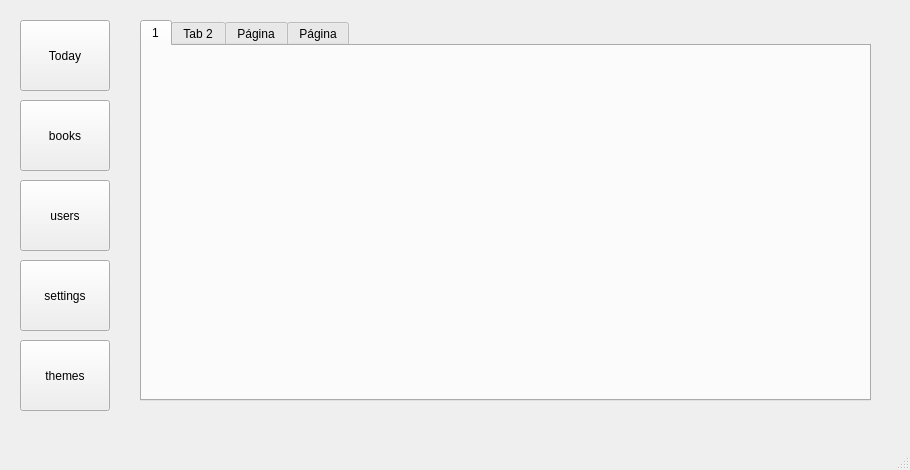
First picture: the form in MainWindow.ui, repository michelnovellino/python-library-system, before the edit.
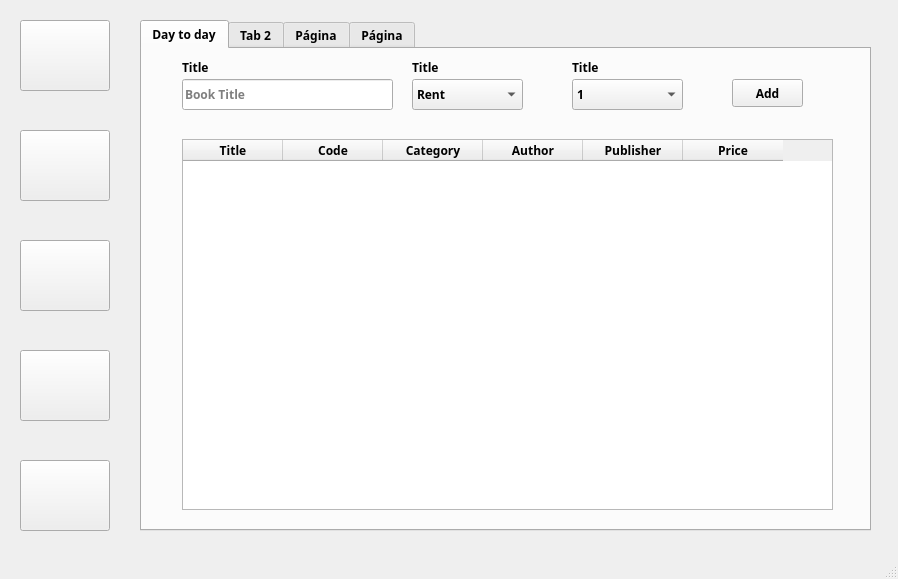
Second picture: the form after the edit. Icons and pictures are not drawn.

Commit message: day today ui view

Patch:
```diff
--- a/MainWindow.ui
+++ b/MainWindow.ui
@@ -6,10 +6,18 @@
    <rect>
     <x>0</x>
     <y>0</y>
-    <width>910</width>
-    <height>470</height>
+    <width>898</width>
+    <height>579</height>
    </rect>
   </property>
+  <property name="font">
+   <font>
+    <family>Padauk</family>
+    <weight>75</weight>
+    <italic>false</italic>
+    <bold>true</bold>
+   </font>
+  </property>
   <property name="windowTitle">
    <string>MainWindow</string>
   </property>
@@ -24,80 +32,110 @@
      </rect>
     </property>
     <property name="text">
-     <string>Today</string>
+     <string/>
     </property>
     <property name="icon">
      <iconset resource="icons.qrc">
       <normaloff>:/assets/icons/calendar-icon.png</normaloff>:/assets/icons/calendar-icon.png</iconset>
     </property>
+    <property name="iconSize">
+     <size>
+      <width>32</width>
+      <height>32</height>
+     </size>
+    </property>
    </widget>
    <widget class="QPushButton" name="pushButton_2">
     <property name="geometry">
      <rect>
       <x>20</x>
-      <y>100</y>
+      <y>130</y>
       <width>90</width>
       <height>71</height>
      </rect>
     </property>
     <property name="text">
-     <string>books</string>
+     <string/>
     </property>
     <property name="icon">
      <iconset resource="icons.qrc">
       <normaloff>:/assets/icons/books-icon.png</normaloff>:/assets/icons/books-icon.png</iconset>
     </property>
+    <property name="iconSize">
+     <size>
+      <width>32</width>
+      <height>32</height>
+     </size>
+    </property>
    </widget>
    <widget class="QPushButton" name="pushButton_3">
     <property name="geometry">
      <rect>
       <x>20</x>
-      <y>180</y>
+      <y>240</y>
       <width>90</width>
       <height>71</height>
      </rect>
     </property>
     <property name="text">
-     <string>users</string>
+     <string/>
     </property>
     <property name="icon">
      <iconset resource="icons.qrc">
       <normaloff>:/assets/icons/users-icon.png</normaloff>:/assets/icons/users-icon.png</iconset>
     </property>
+    <property name="iconSize">
+     <size>
+      <width>32</width>
+      <height>32</height>
+     </size>
+    </property>
    </widget>
    <widget class="QPushButton" name="pushButton_4">
     <property name="geometry">
      <rect>
       <x>20</x>
-      <y>260</y>
+      <y>350</y>
       <width>90</width>
       <height>71</height>
      </rect>
     </property>
     <property name="text">
-     <string>settings</string>
+     <string/>
     </property>
     <property name="icon">
      <iconset resource="icons.qrc">
       <normaloff>:/assets/icons/settings-icon.png</normaloff>:/assets/icons/settings-icon.png</iconset>
     </property>
+    <property name="iconSize">
+     <size>
+      <width>32</width>
+      <height>32</height>
+     </size>
+    </property>
    </widget>
    <widget class="QPushButton" name="pushButton_5">
     <property name="geometry">
      <rect>
       <x>20</x>
-      <y>340</y>
+      <y>460</y>
       <width>90</width>
       <height>71</height>
      </rect>
     </property>
     <property name="text">
-     <string>themes</string>
+     <string/>
     </property>
     <property name="icon">
      <iconset resource="icons.qrc">
       <normaloff>:/assets/icons/themes-icon.png</normaloff>:/assets/icons/themes-icon.png</iconset>
     </property>
+    <property name="iconSize">
+     <size>
+      <width>32</width>
+      <height>32</height>
+     </size>
+    </property>
    </widget>
    <widget class="QTabWidget" name="tabWidget">
     <property name="geometry">
@@ -105,7 +143,7 @@
       <x>140</x>
       <y>20</y>
       <width>731</width>
-      <height>381</height>
+      <height>511</height>
      </rect>
     </property>
     <property name="currentIndex">
@@ -113,8 +151,196 @@
     </property>
     <widget class="QWidget" name="tab">
      <attribute name="title">
-      <string>1</string>
+      <string>Day to day</string>
      </attribute>
+     <widget class="QTableWidget" name="tableWidget">
+      <property name="geometry">
+       <rect>
+        <x>40</x>
+        <y>90</y>
+        <width>651</width>
+        <height>371</height>
+       </rect>
+      </property>
+      <column>
+       <property name="text">
+        <string>Title</string>
+       </property>
+      </column>
+      <column>
+       <property name="text">
+        <string>Code</string>
+       </property>
+      </column>
+      <column>
+       <property name="text">
+        <string>Category</string>
+       </property>
+      </column>
+      <column>
+       <property name="text">
+        <string>Author</string>
+       </property>
+      </column>
+      <column>
+       <property name="text">
+        <string>Publisher</string>
+       </property>
+      </column>
+      <column>
+       <property name="text">
+        <string>Price</string>
+       </property>
+      </column>
+     </widget>
+     <widget class="QLineEdit" name="lineEdit">
+      <property name="geometry">
+       <rect>
+        <x>40</x>
+        <y>30</y>
+        <width>211</width>
+        <height>31</height>
+       </rect>
+      </property>
+      <property name="text">
+       <string/>
+      </property>
+      <property name="placeholderText">
+       <string>Book Title</string>
+      </property>
+     </widget>
+     <widget class="QComboBox" name="comboBox">
+      <property name="geometry">
+       <rect>
+        <x>270</x>
+        <y>30</y>
+        <width>111</width>
+        <height>31</height>
+       </rect>
+      </property>
+      <item>
+       <property name="text">
+        <string>Rent</string>
+       </property>
+      </item>
+      <item>
+       <property name="text">
+        <string>Retrieve</string>
+       </property>
+      </item>
+     </widget>
+     <widget class="QComboBox" name="comboBox_2">
+      <property name="geometry">
+       <rect>
+        <x>430</x>
+        <y>30</y>
+        <width>111</width>
+        <height>31</height>
+       </rect>
+      </property>
+      <item>
+       <property name="text">
+        <string>1</string>
+       </property>
+      </item>
+      <item>
+       <property name="text">
+        <string>2</string>
+       </property>
+      </item>
+      <item>
+       <property name="text">
+        <string>3</string>
+       </property>
+      </item>
+      <item>
+       <property name="text">
+        <string>4</string>
+       </property>
+      </item>
+      <item>
+       <property name="text">
+        <string>5</string>
+       </property>
+      </item>
+      <item>
+       <property name="text">
+        <string>6</string>
+       </property>
+      </item>
+      <item>
+       <property name="text">
+        <string>7</string>
+       </property>
+      </item>
+      <item>
+       <property name="text">
+        <string>8</string>
+       </property>
+      </item>
+      <item>
+       <property name="text">
+        <string>9</string>
+       </property>
+      </item>
+      <item>
+       <property name="text">
+        <string>10</string>
+       </property>
+      </item>
+     </widget>
+     <widget class="QLabel" name="label">
+      <property name="geometry">
+       <rect>
+        <x>40</x>
+        <y>10</y>
+        <width>58</width>
+        <height>16</height>
+       </rect>
+      </property>
+      <property name="text">
+       <string>Title</string>
+      </property>
+     </widget>
+     <widget class="QLabel" name="label_2">
+      <property name="geometry">
+       <rect>
+        <x>270</x>
+        <y>10</y>
+        <width>58</width>
+        <height>16</height>
+       </rect>
+      </property>
+      <property name="text">
+       <string>Title</string>
+      </property>
+     </widget>
+     <widget class="QLabel" name="label_3">
+      <property name="geometry">
+       <rect>
+        <x>430</x>
+        <y>10</y>
+        <width>58</width>
+        <height>16</height>
+       </rect>
+      </property>
+      <property name="text">
+       <string>Title</string>
+      </property>
+     </widget>
+     <widget class="QPushButton" name="pushButton_6">
+      <property name="geometry">
+       <rect>
+        <x>590</x>
+        <y>30</y>
+        <width>71</width>
+        <height>28</height>
+       </rect>
+      </property>
+      <property name="text">
+       <string>Add</string>
+      </property>
+     </widget>
     </widget>
     <widget class="QWidget" name="tab_2">
      <attribute name="title">
```
Left out of the diff: 4 changed lines with no effect on the pictures. The commit also changes 1 other file.
